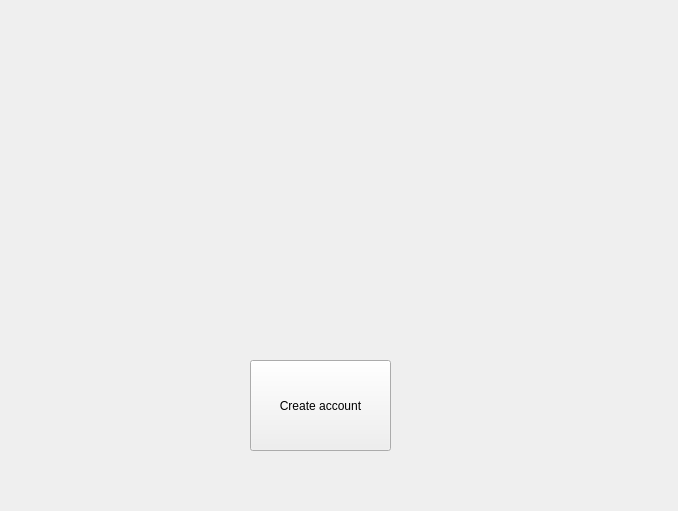
Above: AccountManagement/ui/qloginwidget.ui from ScarecrowStraw/MiniProject before the change. Below: the same form after it.
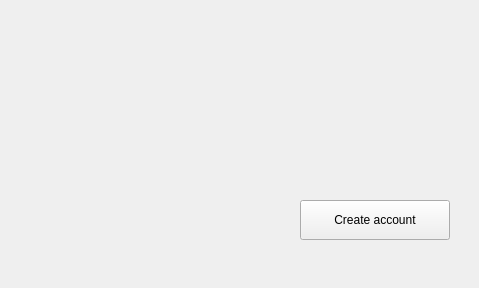
That is the form after the change.

Diff of the .ui file:
```diff
--- a/AccountManagement/ui/qloginwidget.ui
+++ b/AccountManagement/ui/qloginwidget.ui
@@ -6,8 +6,8 @@
    <rect>
     <x>0</x>
     <y>0</y>
-    <width>678</width>
-    <height>511</height>
+    <width>479</width>
+    <height>288</height>
    </rect>
   </property>
   <property name="windowTitle">
@@ -16,10 +16,10 @@
   <widget class="QPushButton" name="createButton">
    <property name="geometry">
     <rect>
-     <x>250</x>
-     <y>360</y>
-     <width>141</width>
-     <height>91</height>
+     <x>300</x>
+     <y>200</y>
+     <width>150</width>
+     <height>40</height>
     </rect>
    </property>
    <property name="text">
```
